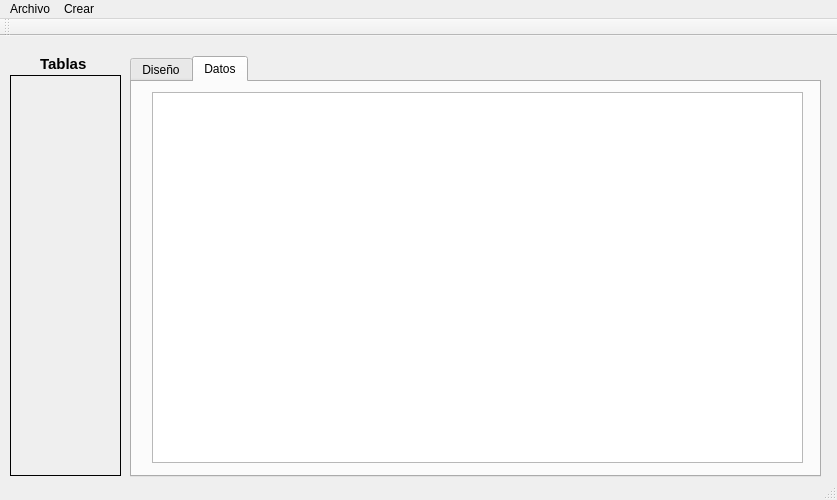
Old version of the form mainwindow.ui in the repository orgaArchivos/gbd.
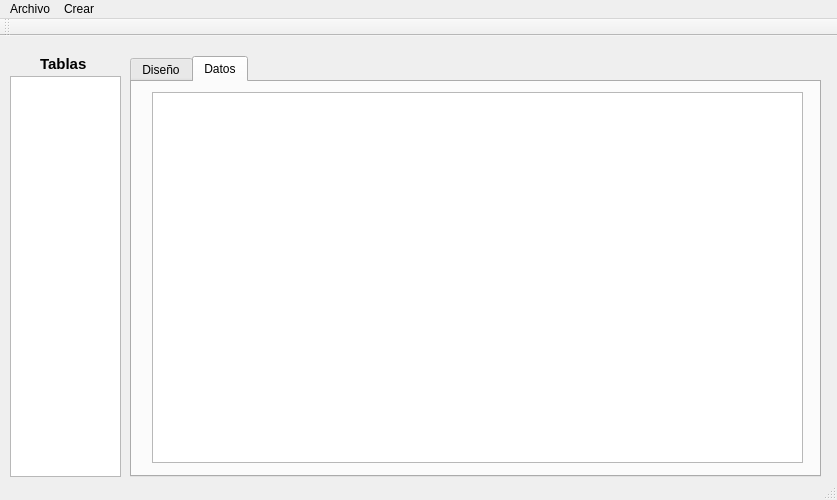
New version of the form. Icons and pictures are not drawn.

```diff
--- a/mainwindow.ui
+++ b/mainwindow.ui
@@ -61,22 +61,6 @@
      </widget>
     </widget>
    </widget>
-   <widget class="QFrame" name="frame">
-    <property name="geometry">
-     <rect>
-      <x>10</x>
-      <y>39</y>
-      <width>111</width>
-      <height>401</height>
-     </rect>
-    </property>
-    <property name="frameShape">
-     <enum>QFrame::Box</enum>
-    </property>
-    <property name="frameShadow">
-     <enum>QFrame::Plain</enum>
-    </property>
-   </widget>
    <widget class="QLabel" name="label">
     <property name="geometry">
      <rect>
@@ -97,6 +81,16 @@
      <string>Tablas</string>
     </property>
    </widget>
+   <widget class="QListView" name="listView">
+    <property name="geometry">
+     <rect>
+      <x>10</x>
+      <y>40</y>
+      <width>111</width>
+      <height>401</height>
+     </rect>
+    </property>
+   </widget>
   </widget>
   <widget class="QMenuBar" name="menuBar">
    <property name="geometry">
```
